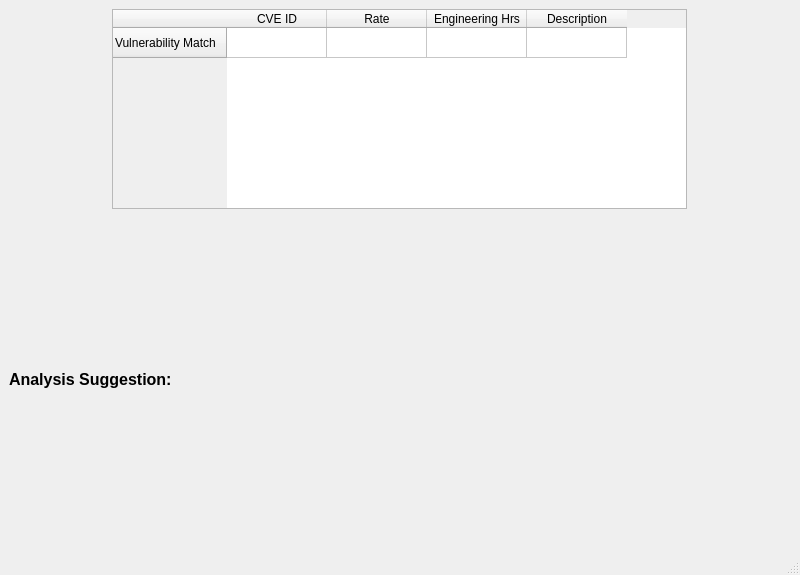
This is RunScanWindow.ui in SeanDavies22/Vibing-Leopards as Qt 5 draws it before an edit. The edited form follows.
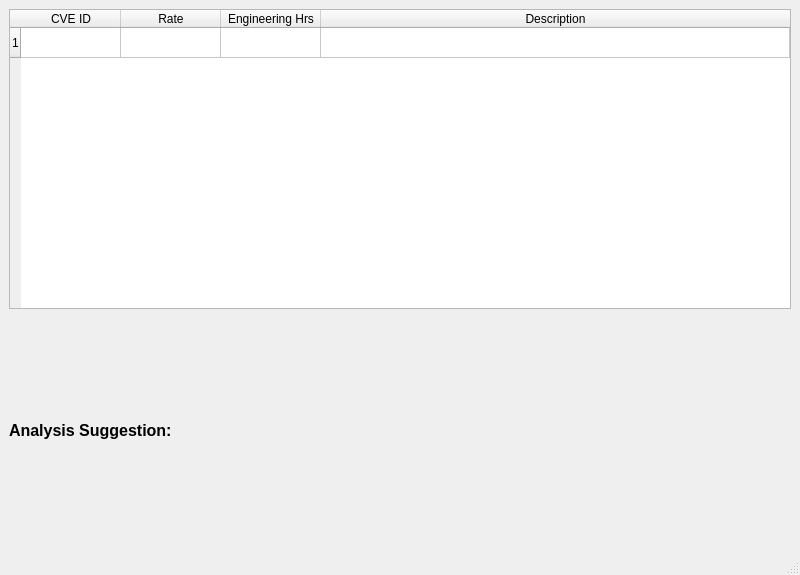
This is the edited form.

Commit message: Re designed the layout of the table, so larger table outputs don't squash the text on the bottom label, set rows to auto size to output.

Patch:
```diff
--- a/RunScanWindow.ui
+++ b/RunScanWindow.ui
@@ -25,70 +25,22 @@
   <property name="windowTitle">
    <string>Run Analysis</string>
   </property>
+  <property name="documentMode">
+   <bool>false</bool>
+  </property>
   <widget class="QWidget" name="centralwidget">
    <layout class="QGridLayout" name="gridLayout">
-    <item row="0" column="0">
-     <layout class="QVBoxLayout" name="verticalLayout">
-      <property name="sizeConstraint">
-       <enum>QLayout::SetMinimumSize</enum>
-      </property>
-      <item alignment="Qt::AlignHCenter|Qt::AlignTop">
-       <widget class="QTableWidget" name="dataTable">
-        <property name="sizePolicy">
-         <sizepolicy hsizetype="MinimumExpanding" vsizetype="MinimumExpanding">
-          <horstretch>0</horstretch>
-          <verstretch>0</verstretch>
-         </sizepolicy>
-        </property>
-        <property name="minimumSize">
-         <size>
-          <width>575</width>
-          <height>200</height>
-         </size>
-        </property>
-        <property name="mouseTracking">
-         <bool>false</bool>
-        </property>
-        <property name="sizeAdjustPolicy">
-         <enum>QAbstractScrollArea::AdjustToContents</enum>
-        </property>
-        <property name="sortingEnabled">
-         <bool>true</bool>
-        </property>
-        <row>
-         <property name="text">
-          <string>Vulnerability Match</string>
-         </property>
-        </row>
-        <column>
-         <property name="text">
-          <string>CVE ID</string>
-         </property>
-        </column>
-        <column>
-         <property name="text">
-          <string>Rate</string>
-         </property>
-        </column>
-        <column>
-         <property name="text">
-          <string>Engineering Hrs</string>
-         </property>
-        </column>
-        <column>
-         <property name="text">
-          <string>Description</string>
-         </property>
-        </column>
-       </widget>
-      </item>
-     </layout>
-    </item>
     <item row="1" column="0">
      <layout class="QVBoxLayout" name="suggestionLabelVLayout">
       <property name="sizeConstraint">
        <enum>QLayout::SetMinimumSize</enum>
       </property>
+      <property name="topMargin">
+       <number>0</number>
+      </property>
+      <property name="rightMargin">
+       <number>0</number>
+      </property>
       <item>
        <widget class="QLabel" name="analysisSuggestionLabe">
         <property name="sizePolicy">
@@ -99,16 +51,20 @@
         </property>
         <property name="minimumSize">
          <size>
-          <width>575</width>
-          <height>200</height>
+          <width>780</width>
+          <height>300</height>
          </size>
         </property>
         <property name="font">
          <font>
           <pointsize>12</pointsize>
+          <weight>75</weight>
           <bold>true</bold>
          </font>
         </property>
+        <property name="frameShape">
+         <enum>QFrame::NoFrame</enum>
+        </property>
         <property name="text">
          <string>Analysis Suggestion:</string>
         </property>
@@ -116,6 +72,110 @@
       </item>
      </layout>
     </item>
+    <item row="0" column="0">
+     <layout class="QVBoxLayout" name="verticalLayout" stretch="0">
+      <property name="spacing">
+       <number>6</number>
+      </property>
+      <property name="sizeConstraint">
+       <enum>QLayout::SetMaximumSize</enum>
+      </property>
+      <property name="rightMargin">
+       <number>0</number>
+      </property>
+      <property name="bottomMargin">
+       <number>0</number>
+      </property>
+      <item>
+       <widget class="QTableWidget" name="dataTable">
+        <property name="sizePolicy">
+         <sizepolicy hsizetype="MinimumExpanding" vsizetype="MinimumExpanding">
+          <horstretch>0</horstretch>
+          <verstretch>0</verstretch>
+         </sizepolicy>
+        </property>
+        <property name="minimumSize">
+         <size>
+          <width>780</width>
+          <height>300</height>
+         </size>
+        </property>
+        <property name="baseSize">
+         <size>
+          <width>780</width>
+          <height>300</height>
+         </size>
+        </property>
+        <property name="mouseTracking">
+         <bool>false</bool>
+        </property>
+        <property name="sizeAdjustPolicy">
+         <enum>QAbstractScrollArea::AdjustToContents</enum>
+        </property>
+        <property name="showGrid">
+         <bool>true</bool>
+        </property>
+        <property name="gridStyle">
+         <enum>Qt::SolidLine</enum>
+        </property>
+        <property name="sortingEnabled">
+         <bool>true</bool>
+        </property>
+        <property name="rowCount">
+         <number>1</number>
+        </property>
+        <attribute name="horizontalHeaderVisible">
+         <bool>true</bool>
+        </attribute>
+        <attribute name="horizontalHeaderHighlightSections">
+         <bool>true</bool>
+        </attribute>
+        <attribute name="horizontalHeaderShowSortIndicator" stdset="0">
+         <bool>true</bool>
+        </attribute>
+        <attribute name="horizontalHeaderStretchLastSection">
+         <bool>true</bool>
+        </attribute>
+        <attribute name="verticalHeaderVisible">
+         <bool>true</bool>
+        </attribute>
+        <attribute name="verticalHeaderCascadingSectionResizes">
+         <bool>false</bool>
+        </attribute>
+        <attribute name="verticalHeaderHighlightSections">
+         <bool>false</bool>
+        </attribute>
+        <attribute name="verticalHeaderShowSortIndicator" stdset="0">
+         <bool>false</bool>
+        </attribute>
+        <attribute name="verticalHeaderStretchLastSection">
+         <bool>false</bool>
+        </attribute>
+        <row/>
+        <column>
+         <property name="text">
+          <string>CVE ID</string>
+         </property>
+        </column>
+        <column>
+         <property name="text">
+          <string>Rate</string>
+         </property>
+        </column>
+        <column>
+         <property name="text">
+          <string>Engineering Hrs</string>
+         </property>
+        </column>
+        <column>
+         <property name="text">
+          <string>Description</string>
+         </property>
+        </column>
+       </widget>
+      </item>
+     </layout>
+    </item>
    </layout>
   </widget>
   <widget class="QMenuBar" name="menubar">
```
Left out of the diff: 2 changed lines with no effect on the pictures. The commit also changes 4 other files.
